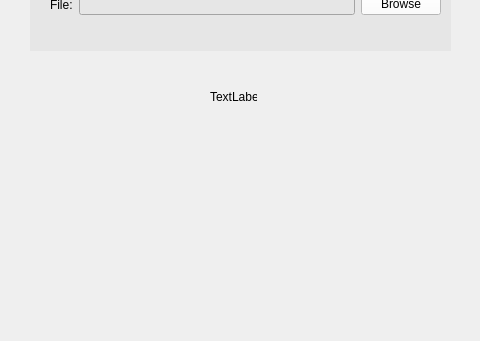
This is mainWindow.ui in nwhloo99/FencingGUI as Qt 5 draws it before an edit; both pictures show x 190 to 670 and y 299 to 640 of the 1104 by 771 pixel window. The edited form follows.
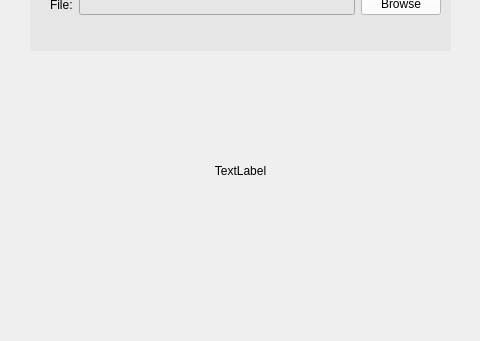
This is the edited form.

```diff
--- a/mainWindow.ui
+++ b/mainWindow.ui
@@ -591,15 +591,21 @@
      <widget class="QLabel" name="label_4">
       <property name="geometry">
        <rect>
-        <x>240</x>
-        <y>370</y>
-        <width>47</width>
-        <height>14</height>
+        <x>130</x>
+        <y>340</y>
+        <width>281</width>
+        <height>221</height>
        </rect>
       </property>
       <property name="text">
        <string>TextLabel</string>
       </property>
+      <property name="alignment">
+       <set>Qt::AlignCenter</set>
+      </property>
+      <property name="wordWrap">
+       <bool>true</bool>
+      </property>
      </widget>
     </widget>
     <widget class="QWidget" name="analysisPage">
```
